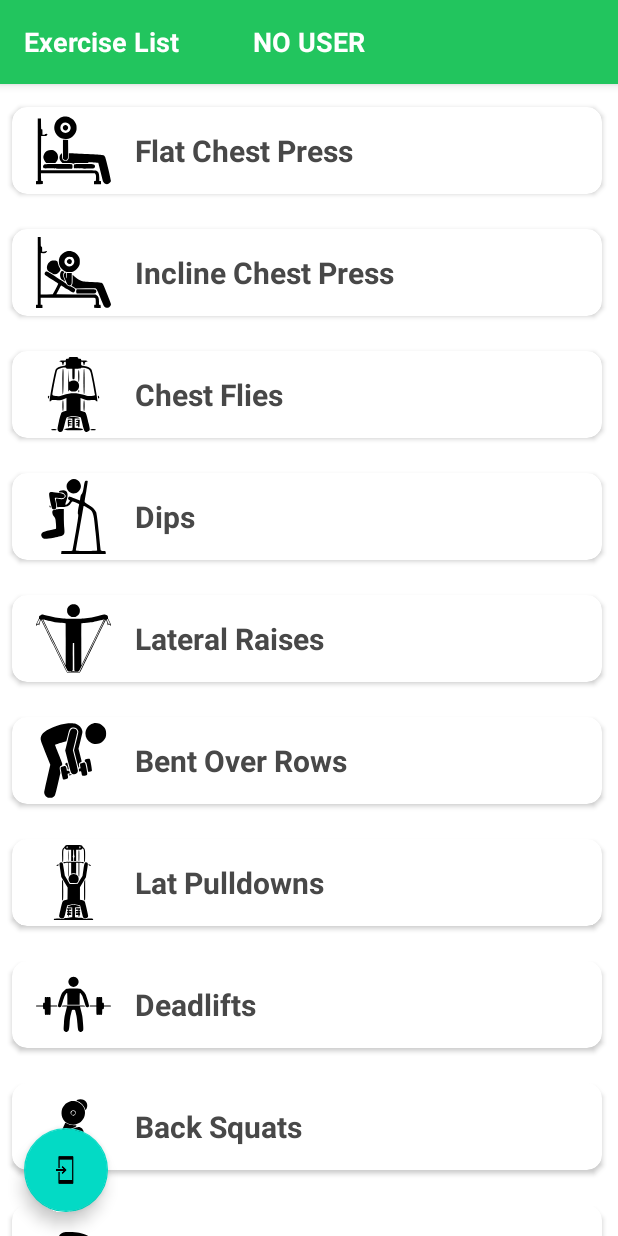
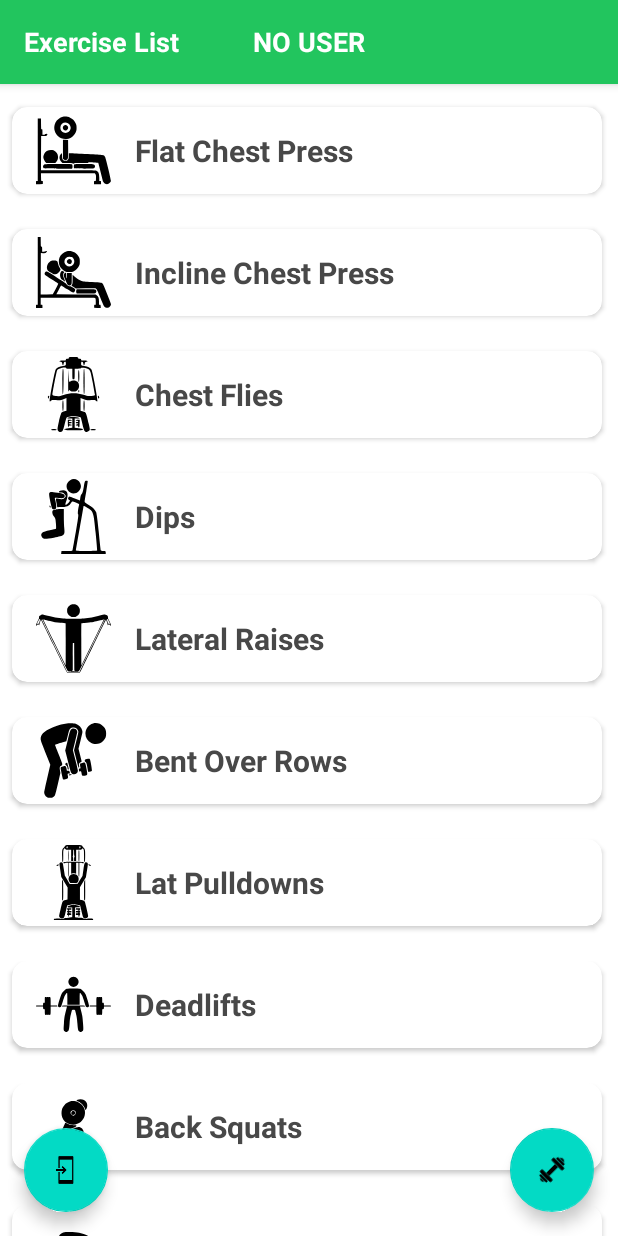
Before and after one commit to pear25/letsgojim, an Android app: the screen it shows after launch (MainActivity), on a phone screen of 412 x 824 dp. Run offline under Robolectric (Android 15) with nearby library versions, the phone set to English and light mode, and no system bars; our stand-ins replace Firebase (no records; nobody signed in at launch, a user with empty details on screens opened directly), navigation-ui.

Commit message:
add new workout feature

```diff
--- a/app/src/main/AndroidManifest.xml
+++ b/app/src/main/AndroidManifest.xml
@@ -42,5 +42,10 @@
             android:exported="true"
             android:label="@string/app_name"
             android:theme="@style/Theme.3310_proj_final.NoActionBar" />
+
+        <activity
+            android:name=".StartWorkout"
+            android:exported="true"
+            android:theme="@style/Theme.3310_proj_final.NoActionBar" />
     </application>
 </manifest>
--- a/app/src/main/java/edu/cuhk/csci3310/a3310_proj_final/MainActivity.java
+++ b/app/src/main/java/edu/cuhk/csci3310/a3310_proj_final/MainActivity.java
@@ -53,7 +53,7 @@ public class MainActivity extends AppCompatActivity implements RecyclerViewInter
             R.drawable.ic_android_black_24dp,
             };
 
-    FloatingActionButton floatingActionButton;
+    FloatingActionButton logoutBtn, startWorkoutBtn;
     TextView textView;
     FirebaseAuth mAuth;
     FirebaseUser user;
@@ -68,7 +68,8 @@ public class MainActivity extends AppCompatActivity implements RecyclerViewInter
         mAuth = FirebaseAuth.getInstance();
 
         textView = findViewById(R.id.user_details);
-        floatingActionButton = findViewById(R.id.logout_btn);
+//        textView = findViewById(R.id.user_details);
+        logoutBtn = findViewById(R.id.logout_btn);
         user = mAuth.getCurrentUser();
 
         if (user == null){
@@ -76,10 +77,11 @@ public class MainActivity extends AppCompatActivity implements RecyclerViewInter
 //            startActivity(intent);
 //            finish();
         } else{
-            textView.setText(user.getEmail());
+//            textView.setText(user.getEmail());
+            System.out.println(user);
         }
 
-        floatingActionButton.setOnClickListener(new View.OnClickListener() {
+        logoutBtn.setOnClickListener(new View.OnClickListener() {
             @Override
             public void onClick(View view) {
                 FirebaseAuth.getInstance().signOut();
@@ -96,6 +98,17 @@ public class MainActivity extends AppCompatActivity implements RecyclerViewInter
                 this);
         recyclerView.setAdapter(mAdapter);
         recyclerView.setLayoutManager(new LinearLayoutManager(this));
+
+
+        startWorkoutBtn = findViewById(R.id.workout_btn);
+
+        startWorkoutBtn.setOnClickListener(new View.OnClickListener() {
+            @Override
+            public void onClick(View view) {
+                Intent intent = new Intent(getApplicationContext(), StartWorkout.class);
+                startActivity(intent);
+            }
+        });
 
     }
 
--- /dev/null
+++ b/app/src/main/res/drawable/workout_icon.xml
@@ -0,0 +1,34 @@
+<vector xmlns:android="http://schemas.android.com/apk/res/android"
+    android:width="5000dp"
+    android:height="5000dp"
+    android:viewportWidth="5000"
+    android:viewportHeight="5000">
+  <path
+      android:pathData="M1184,1435c-19.6,2.6 -37.5,12.4 -54.2,29.9 -23.7,24.6 -39.6,60.1 -47.4,105.1 -1.8,10.1 -1.9,46.2 -2.2,935 -0.2,677.2 0,927.6 0.8,936 2.7,27.9 11,57.5 22.5,80.5 17.2,34.3 41.1,56.9 69.7,65.7l7.3,2.3 160.5,0.3c175.8,0.3 167.4,0.5 183.6,-5.7 11.4,-4.4 22.5,-12 33.4,-23 25.5,-25.6 42.9,-65.1 49.7,-113.1 1.7,-11.9 1.8,-54.9 1.8,-935 0,-752.8 -0.2,-924.4 -1.3,-933 -4.2,-34 -14.7,-66 -29.8,-90.8 -13.3,-21.9 -30.5,-38.3 -49.6,-47.1 -17.7,-8.2 -1.7,-7.5 -180.3,-7.7 -87.4,-0.1 -161.5,0.2 -164.5,0.6z"
+      android:fillColor="#000000"
+      android:strokeColor="#00000000"/>
+  <path
+      android:pathData="M3473.5,1435.1c-19.4,2.9 -35.4,11.8 -52,29 -25,25.9 -41.4,63.9 -48.2,111.9 -1.7,11.9 -1.8,54.9 -1.8,936 0,882.3 0.1,924.1 1.8,936 4.1,28.6 10.4,50.6 20.8,71.9 14.3,29.7 33.2,50.7 55.4,61.6 17.8,8.7 1.3,8 183.5,8l161.5,-0 9.5,-3.3c15.8,-5.5 26.1,-12.2 39.1,-25.5 25.7,-26.5 43.6,-69.2 48.9,-117.2 0.6,-5.9 1,-324.2 1,-931.5 0,-823.5 -0.2,-923.9 -1.5,-935 -5.6,-45.4 -22.8,-86.2 -47,-111.8 -10.2,-10.8 -18.7,-17.3 -30,-22.8 -17.6,-8.5 -2.3,-7.8 -178.5,-8 -86.1,-0.1 -159.2,0.2 -162.5,0.7z"
+      android:fillColor="#000000"
+      android:strokeColor="#00000000"/>
+  <path
+      android:pathData="M744.7,1799.1c-32,3.5 -63.5,30.3 -82.6,70.4 -8.7,18.1 -15.7,41.1 -19.7,64.5 -1.8,10 -1.9,34.6 -2.2,571 -0.2,409 0,563.6 0.8,572 3.7,37.7 17.4,77.3 35.5,102.5 7.6,10.7 20.5,24 29.1,30.1 7.5,5.3 20.5,11.6 29.4,14.1 6.1,1.7 12.1,1.8 89,1.8l82.5,-0 8,-2.3c46.2,-13.3 80.3,-63.6 91.7,-135.3l2.3,-14.4 0,-559.5c0,-454.4 -0.2,-561.5 -1.3,-570 -3.5,-28.4 -10.9,-54 -22.1,-76.5 -17.8,-35.9 -42,-58.5 -71.6,-66.7 -7.9,-2.2 -8.9,-2.2 -84.5,-2.4 -42.1,-0.1 -80,0.2 -84.3,0.7z"
+      android:fillColor="#000000"
+      android:strokeColor="#00000000"/>
+  <path
+      android:pathData="M4067.3,1799c-17.4,1.9 -34.1,10.2 -49.2,24.5 -27.7,26.2 -45.9,66.4 -52.8,117 -1.7,12.3 -1.8,41 -1.8,572 0,531.2 0.1,559.6 1.8,571.5 10,70.1 42.2,122 85.3,137.3 13,4.6 17.6,4.8 99.9,4.5 85.4,-0.5 80.6,-0.1 96.1,-7.3 42,-19.3 73,-75.5 79.3,-143.5 0.8,-8 1.1,-180.4 1.1,-563.5 0,-594.9 0.2,-563.7 -5,-589.6 -11.7,-57.6 -41,-101.9 -77.7,-117.3 -14.6,-6.1 -11.9,-5.9 -94.3,-6.2 -41.5,-0.1 -78.7,0.2 -82.7,0.6z"
+      android:fillColor="#000000"
+      android:strokeColor="#00000000"/>
+  <path
+      android:pathData="M573.8,2134c-130.6,9.5 -236.9,154.7 -249.9,341.4 -1.5,21.6 -0.6,72.9 1.5,92.6 19.6,177.5 120.6,310.2 245.1,322 6.1,0.5 12.5,1 14.3,1l3.2,-0 -0.2,-378.7c-0.3,-335.8 -0.5,-378.8 -1.8,-378.9 -0.8,-0.1 -6.3,0.2 -12.2,0.6z"
+      android:fillColor="#000000"
+      android:strokeColor="#00000000"/>
+  <path
+      android:pathData="M4378.6,2133.7c-0.3,0.3 -0.6,170.9 -0.6,379l0,378.3 3.4,-0c14.6,-0 38.8,-4.4 56.1,-10.1 107.6,-35.7 188.8,-169 200.5,-329.4 1.3,-18.1 1.3,-61.3 0,-78.6 -3.5,-44.9 -11.2,-84.5 -24.4,-124.4 -34.5,-104.5 -99.4,-179.6 -177.1,-205.4 -14,-4.6 -29,-7.8 -40.7,-8.6 -4.6,-0.3 -10.2,-0.8 -12.4,-1 -2.3,-0.2 -4.4,-0.1 -4.8,0.2z"
+      android:fillColor="#000000"
+      android:strokeColor="#00000000"/>
+  <path
+      android:pathData="M1652,2483l0,291 833.5,-0 833.5,-0 0,-291 0,-291 -833.5,-0 -833.5,-0 0,291z"
+      android:fillColor="#000000"
+      android:strokeColor="#00000000"/>
+</vector>
--- a/app/src/main/res/layout/activity_main.xml
+++ b/app/src/main/res/layout/activity_main.xml
@@ -71,6 +71,16 @@
 <!--        app:srcCompat="@android:drawable/ic_dialog_email" />-->
 
     <com.google.android.material.floatingactionbutton.FloatingActionButton
+        android:id="@+id/workout_btn"
+        android:layout_width="wrap_content"
+        android:layout_height="wrap_content"
+        android:layout_gravity="bottom|end"
+        android:layout_marginEnd="16dp"
+        android:layout_marginBottom="16dp"
+        android:rotation="135"
+        app:srcCompat="@drawable/workout_icon" />
+
+    <com.google.android.material.floatingactionbutton.FloatingActionButton
         android:id="@+id/logout_btn"
         android:contentDescription="@string/floating_button_description"
         android:layout_width="wrap_content"
--- a/app/src/main/res/values/strings.xml
+++ b/app/src/main/res/values/strings.xml
@@ -19,6 +19,8 @@
     <string name="hello_second_fragment">Hello second fragment. Arg: %1$s</string>
     <string name="main_activity">Exercise List</string>
     <string name="floating_button_description">Logout</string>
+    <string name="start_workout">Start a Workout</string>
+    <string name="workout_option">Choose a workout type</string>
 
     <string-array name="gym_movement_list">
         <item>Flat Chest Press</item>
```
Also changed, not shown: app/src/main/java/edu/cuhk/csci3310/a3310_proj_final/StartWorkout.java (added, +105 -0 lines), app/src/main/java/edu/cuhk/csci3310/a3310_proj_final/WorkoutListAdapter.java (added, +112 -0 lines), app/src/main/res/layout/start_workout.xml (added, +53 -0 lines), app/src/main/res/layout/workout_type_card.xml (added, +39 -0 lines), app/src/main/res/raw/workout_types.json (added, +40 -0 lines), app/src/main/res/drawable/plyometrics.png (added), app/src/main/res/drawable/stretching.png (added), 4 other files.
